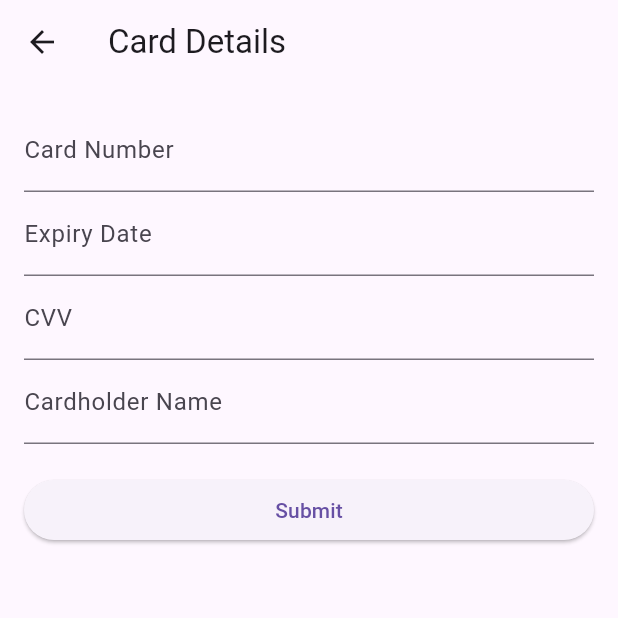
After one commit to inforactor/thefinalproject, a Flutter app: the CardScreen screen opened directly, after a tap on "Submit", on a phone screen of 412 x 824 dp, the top half of it. The commit adds this screen. Run offline on Flutter 3.47's test engine with Material 3 defaults, Android fonts, the phone set to English and light mode, and no system bars; our stand-ins replace fl_chart, fluttertoast; network calls fail.

Commit message:
28 May : login_window.dart updated for admin dashboard.dart changed as per backup file admin_dashboard.dart created admin_login.dart created recharge.dart modified card.dart created
Now the admin can check all registered users.
The user can update his card details.
User can not add more than one card details.
User can not recharge without adding card details.
A scrollable dashboard for admin.

```diff
--- /dev/null
+++ b/lib/homepage/card.dart
@@ -0,0 +1,158 @@
+import 'package:flutter/material.dart';
+import 'package:http/http.dart' as http;
+import 'dart:convert';
+import 'StoreUid.dart';
+import 'recharge.dart';
+
+class CardScreen extends StatefulWidget {
+  @override
+  _CardScreenState createState() => _CardScreenState();
+}
+
+class _CardScreenState extends State<CardScreen> {
+  final TextEditingController _cardNumberController = TextEditingController();
+  final TextEditingController _expiryDateController = TextEditingController();
+  final TextEditingController _cvvController = TextEditingController();
+  final TextEditingController _cardholderNameController = TextEditingController();
+
+  bool _hasCardDetails = false;
+
+  @override
+  void initState() {
+    super.initState();
+    _fetchCardDetails();
+  }
+
+  Future<void> _fetchCardDetails() async {
+    final Uri url = Uri.parse("http://10.0.2.2:8091/card.php?uid=${StoreUid.uid}");
+    final http.Response response = await http.get(url);
+
+    if (response.statusCode == 200) {
+      final Map<String, dynamic> data = json.decode(response.body);
+      if (data["status"] == "success" && data["cardDetails"] != null) {
+        setState(() {
+          _cardNumberController.text = data["cardDetails"]["card_number"];
+          _expiryDateController.text = data["cardDetails"]["expiry_date"];
+          _cvvController.text = data["cardDetails"]["cvv"];
+          _cardholderNameController.text = data["cardDetails"]["cardholder_name"];
+          _hasCardDetails = true;
+        });
+      }
+    } else {
+      _showErrorMessage("Failed to fetch card details. Please try again.");
+    }
+  }
+
+  Future<void> _submitCardDetails() async {
+    final Uri url = Uri.parse("http://10.0.2.2:8091/card.php?uid=${StoreUid.uid}");
+    final http.Response response = await http.post(url, body: {
+      "CardNumber": _cardNumberController.text,
+      "ExpiryDate": _expiryDateController.text,
+      "CVV": _cvvController.text,
+      "CardholderName": _cardholderNameController.text,
+    });
+
+    if (response.statusCode == 200) {
+      final Map<String, dynamic> data = json.decode(response.body);
+      if (data["status"] == "success") {
+        _showSuccessMessage();
+      } else {
+        _showErrorMessage("Failed to save card details. Please try again.");
+      }
+    } else {
+      _showErrorMessage("Failed to save card details. Please try again.");
+    }
+  }
+
+  void _showSuccessMessage() {
+    showDialog(
+      context: context,
+      builder: (BuildContext context) {
+        return AlertDialog(
+          title: Text("Success"),
+          content: Text("Card details saved successfully."),
+          actions: [
+            TextButton(
+              onPressed: () {
+                Navigator.of(context).pop();
+                Navigator.of(context).pushReplacement(MaterialPageRoute(builder: (context) => RechargeScreen()));
+              },
+              child: Text("Go to Recharge"),
+            ),
+          ],
+        );
+      },
+    );
+  }
+
+  void _showErrorMessage(String message) {
+    showDialog(
+      context: context,
+      builder: (BuildContext context) {
+        return AlertDialog(
+          title: Text("Error"),
+          content: Text(message),
+          actions: [
+            TextButton(
+              onPressed: () {
+                Navigator.of(context).pop();
+              },
+              child: Text("OK"),
+            ),
+          ],
+        );
+      },
+    );
+  }
+
+  @override
+  Widget build(BuildContext context) {
+    return Scaffold(
+      appBar: AppBar(
+        title: Text("Card Details"),
+      ),
+      body: Padding(
+        padding: EdgeInsets.all(16.0),
+        child: Form(
+          child: Column(
+            crossAxisAlignment: CrossAxisAlignment.stretch,
+            children: [
+              TextFormField(
+                controller: _cardNumberController,
+                decoration: InputDecoration(labelText: "Card Number"),
+                keyboardType: TextInputType.number,
+              ),
+              TextFormField(
+                controller: _expiryDateController,
+                decoration: InputDecoration(labelText: "Expiry Date"),
+                keyboardType: TextInputType.text,
+              ),
+              TextFormField(
+                controller: _cvvController,
+                decoration: InputDecoration(labelText: "CVV"),
+                keyboardType: TextInputType.number,
+              ),
+              TextFormField(
+                controller: _cardholderNameController,
+                decoration: InputDecoration(labelText: "Cardholder Name"),
+                keyboardType: TextInputType.text,
+              ),
+              SizedBox(height: 20),
+              ElevatedButton(
+                onPressed: _submitCardDetails,
+                child: Text("Submit"),
+              ),
+              if (_hasCardDetails)
+                ElevatedButton(
+                  onPressed: () {
+                    Navigator.of(context).pushReplacement(MaterialPageRoute(builder: (context) => RechargeScreen()));
+                  },
+                  child: Text("Go to Recharge"),
+                ),
+            ],
+          ),
+        ),
+      ),
+    );
+  }
+}
--- a/lib/homepage/dashboard.dart
+++ b/lib/homepage/dashboard.dart
@@ -21,7 +21,7 @@ class _HistoryDashboardState extends State<HistoryDashboard> {
 
   Future<void> fetchData() async {
     final response = await http.get(
-        Uri.parse('http://10.0.2.2:8090/history.php?uid=${StoreUid.uid}'));
+        Uri.parse('http://10.0.2.2:8091/history.php?uid=${StoreUid.uid}'));
 
     if (response.statusCode == 200) {
       setState(() {
```
Also changed, not shown: lib/homepage/admin_dashboard.dart (added, +119 -0 lines), lib/homepage/admin_login.dart (added, +103 -0 lines), lib/homepage/login_window.dart (+19 -1 lines), lib/homepage/recharge.dart (+40 -76 lines), lib/homepage/splash.dart (deleted, +0 -74 lines).
